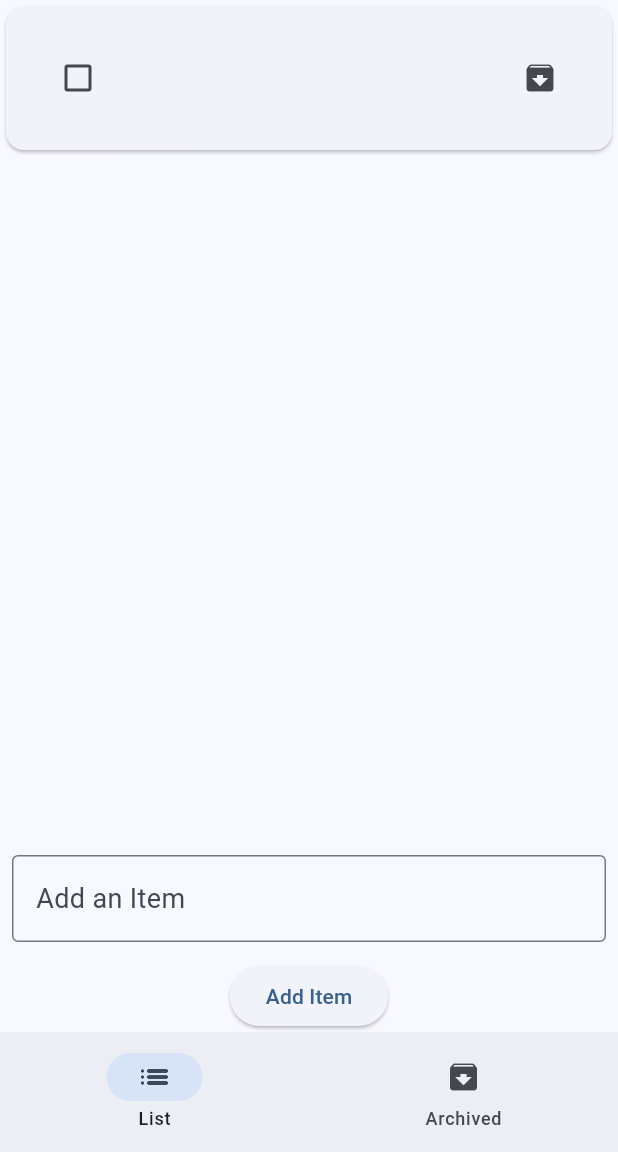
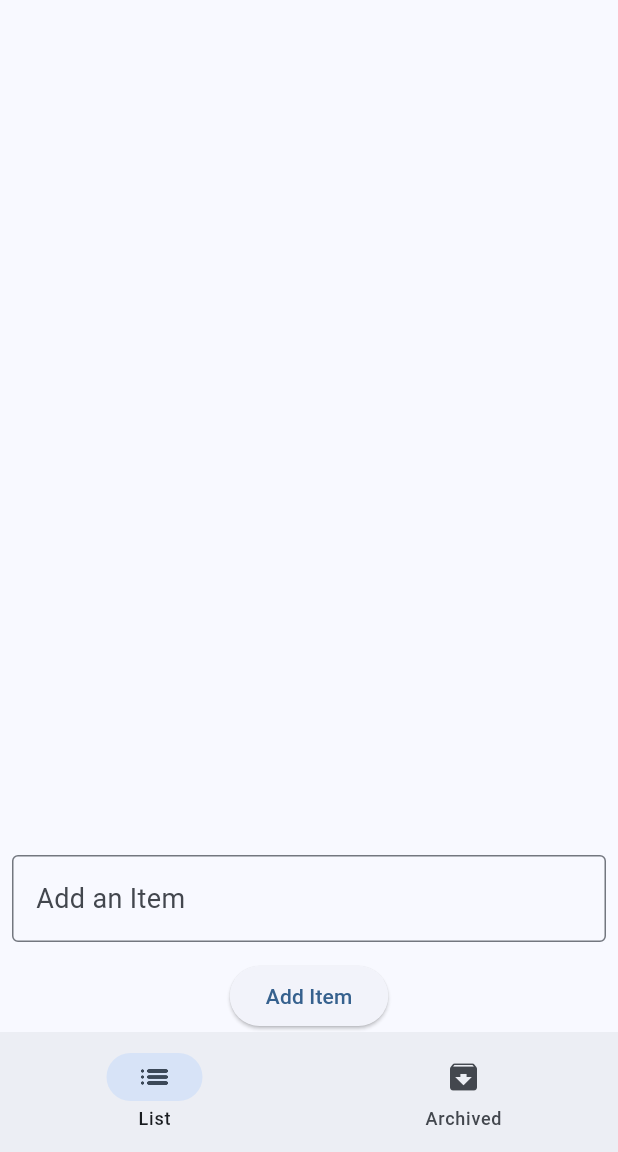
Before and after one commit to siobe34/todo-flutter, a Flutter app: the screen it shows after launch, after a tap on "Add Item", after a tap on the "archive" icon, on a phone screen of 412 x 824 dp, the part 84-1236 px from its top. Run offline on Flutter 3.47's test engine with Material 2 defaults, Android fonts, the phone set to English and light mode, and no system bars.

Commit message:
modified moveToArchive method

```diff
--- a/lib/main.dart
+++ b/lib/main.dart
@@ -48,6 +48,8 @@ class AppState extends ChangeNotifier {
   }
 
   void moveToArchive(item) {
+    currentList.remove(item);
+
     archivesList.add(item);
 
     notifyListeners();
```
